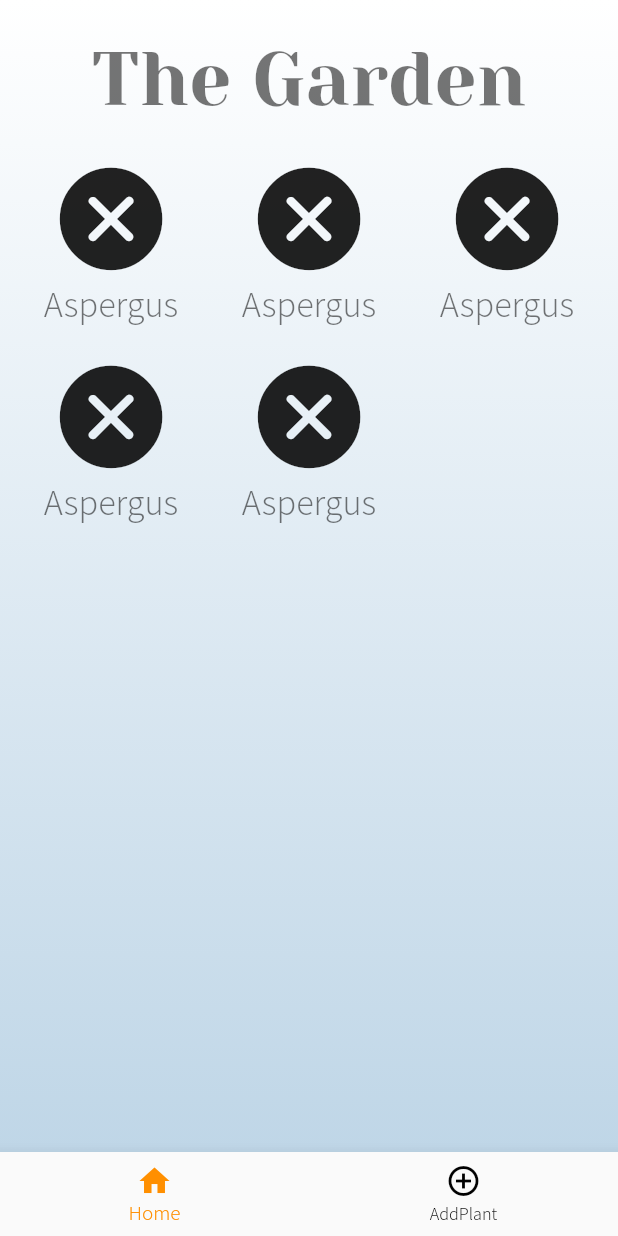
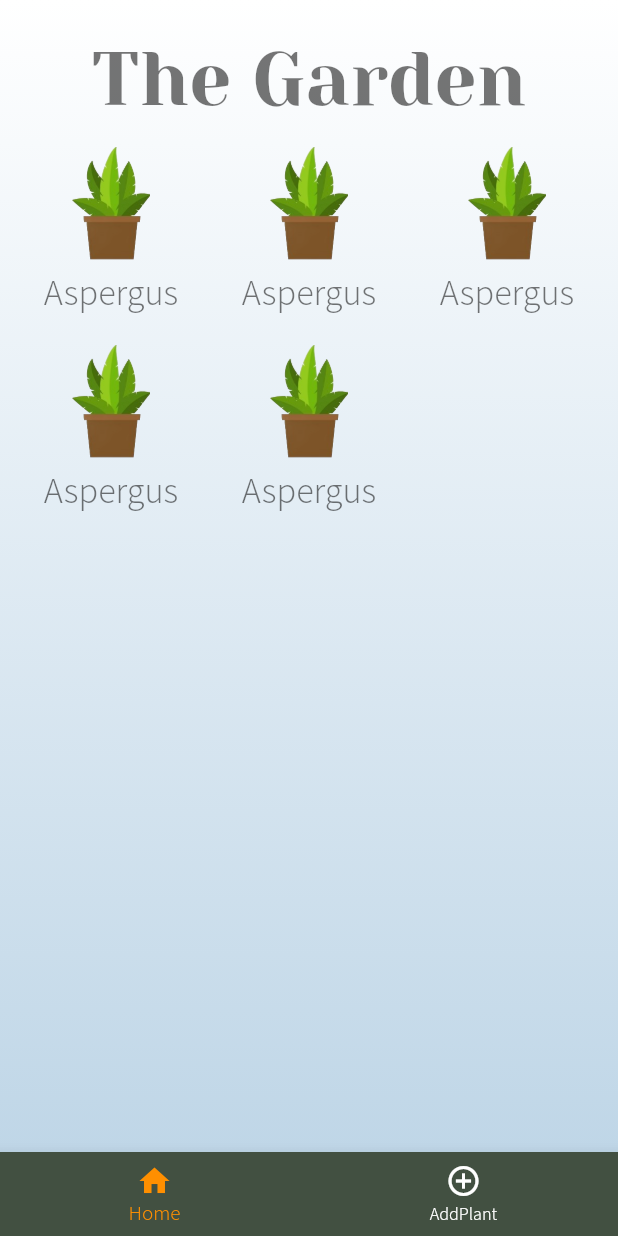
Before and after one commit to DerBrezel/plant_app, a Flutter app: the screen it shows after launch, on a phone screen of 412 x 824 dp. Run offline on Flutter 3.47's test engine with Material 2 defaults, Android fonts, the phone set to English and light mode, and no system bars; our stand-ins replace bloc, flutter_bloc.

```diff
--- a/lib/src/ui/MyPlantOverview.dart
+++ b/lib/src/ui/MyPlantOverview.dart
@@ -39,7 +39,7 @@ class _MyPlantOverviewState extends State<MyPlantOverview> {
                 ),
               ),
               Container(
-                margin: const EdgeInsets.only(top: 16, right: 8, left: 8),
+                margin: const EdgeInsets.only(top: 8, right: 8, left: 8),
                 height: SizeConfig.screenHeight * 0.6,
                 child: GridView.builder(
                     itemCount: 5,
@@ -49,9 +49,10 @@ class _MyPlantOverviewState extends State<MyPlantOverview> {
                       return Container(
                         child: Column(
                           children: <Widget>[
-                            Icon(
-                              CupertinoIcons.clear_circled_solid,
-                              size: 80,
+                            Container(
+                              height: 80,
+                              width: 80,
+                              child: Image.asset("assets/plants/plant3.png"),
                             ),
                             Text(
                               "Aspergus",
--- a/lib/src/ui/NavBarNavigation.dart
+++ b/lib/src/ui/NavBarNavigation.dart
@@ -32,8 +32,9 @@ class _NavBarNavigationState extends State<NavBarNavigation>{
           ],
         currentIndex: _selectedIndex,
         selectedItemColor: Colors.amber[800],
-        unselectedItemColor: Colors.black,
+        unselectedItemColor: Colors.white,
         onTap: _onItemTapped,
+        backgroundColor: Color(0xFF425041),
       ),
         body: IndexedStack(
           index: _selectedIndex,
--- a/pubspec.yaml
+++ b/pubspec.yaml
@@ -54,6 +54,8 @@ flutter:
   # assets:
   #   - images/a_dot_burr.jpeg
   #   - images/a_dot_ham.jpeg
+  assets:
+    - assets/plants/
 
   # An image asset can refer to one or more resolution-specific "variants", see
   # https://flutter.dev/assets-and-images/#resolution-aware.
```
